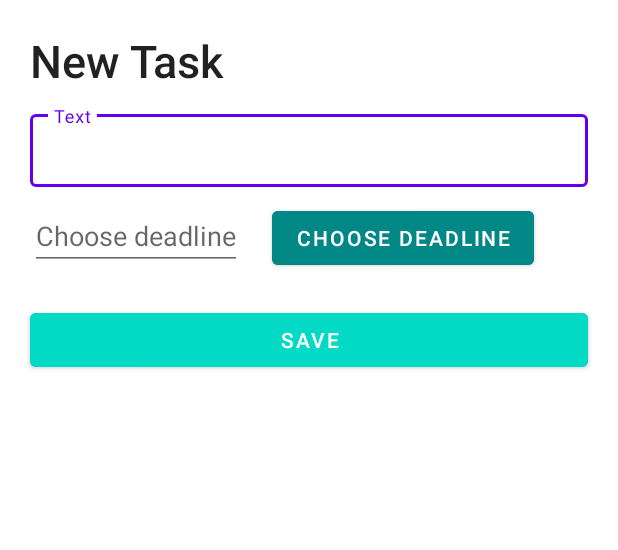
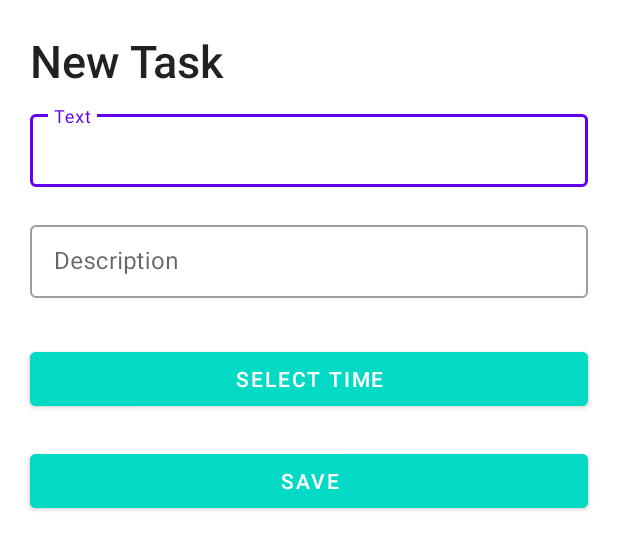
Before and after one commit to Nuriua/ToDoList, an Android app: the layout fragment_new_task_sheet.xml on its own in the app's theme, with its tools: preview values and no code run, on a phone screen of 412 x 824 dp. Shown: the top 550 px of the screen. Run offline under Robolectric (Android 15) with nearby library versions, the phone set to English and light mode, and no system bars.

Commit message:
todoviewmodel modified

```diff
--- a/app/src/main/res/layout/fragment_new_task_sheet.xml
+++ b/app/src/main/res/layout/fragment_new_task_sheet.xml
@@ -31,57 +31,30 @@
 
     </com.google.android.material.textfield.TextInputLayout>
 
-<!--    <LinearLayout-->
-<!--        android:layout_width="match_parent"-->
-<!--        android:layout_height="wrap_content"-->
-<!--        android:layout_marginStart="20dp"-->
-<!--        android:layout_marginTop="10dp"-->
-<!--        android:layout_marginEnd="20dp">-->
-<!--        <TextView-->
-<!--            android:layout_width="wrap_content"-->
-<!--            android:layout_height="match_parent"-->
-<!--            android:text="Importance"-->
-<!--            android:textColor="@color/black"-->
-<!--            android:textSize="18sp"/>-->
-
-<!--        <Spinner-->
-<!--            android:id="@+id/prioritySpinner"-->
-<!--            android:layout_width="match_parent"-->
-<!--            android:layout_height="match_parent"-->
-<!--            android:layout_marginTop="16dp"-->
-<!--            android:layout_marginStart="26dp"-->
-<!--            android:layout_marginEnd="16dp"-->
-<!--            android:layout_marginBottom="16dp"-->
-<!--            android:entries="@array/priority_array"-->
-<!--            android:spinnerMode="dropdown"-->
-<!--            android:prompt="@string/priority_prompt"-->
-<!--            android:layout_gravity="right"-->
-<!--            android:gravity="center"-->
-<!--            android:layoutDirection="locale"-->
-<!--            android:textAlignment="center" />-->
-<!--    </LinearLayout>-->
-
-    <LinearLayout
+    <com.google.android.material.textfield.TextInputLayout
+        style="@style/Widget.MaterialComponents.TextInputLayout.OutlinedBox.Dense"
         android:layout_width="match_parent"
         android:layout_height="wrap_content"
-        android:layout_marginStart="20dp"
-        android:layout_marginEnd="20dp">
-        <EditText
-            android:id="@+id/deadlineEditText"
-            android:layout_width="wrap_content"
-            android:layout_height="wrap_content"
-            android:hint="Choose deadline"
-            android:onClick="showDatePickerDialog" />
+        android:layout_marginVertical="10dp"
+        android:layout_marginHorizontal="20dp">
 
-        <Button
-            android:layout_width="wrap_content"
-            android:layout_height="wrap_content"
-            android:layout_marginStart="20dp"
-            android:layout_marginEnd="20dp"
-            android:text="Choose deadline"
-            android:onClick="showDatePickerDialog"
-            android:backgroundTint="@color/teal_700"/>
-    </LinearLayout>
+        <com.google.android.material.textfield.TextInputEditText
+            android:layout_width="match_parent"
+            android:layout_height="match_parent"
+            android:id="@+id/desc"
+            android:hint="Description"/>
+
+    </com.google.android.material.textfield.TextInputLayout>
+
+    <com.google.android.material.button.MaterialButton
+        android:id="@+id/timePickerButton"
+        android:layout_width="match_parent"
+        android:layout_height="wrap_content"
+        android:layout_gravity="center"
+        android:layout_marginHorizontal="20dp"
+        android:backgroundTint="@color/teal_200"
+        android:layout_marginTop="20dp"
+        android:text="Select Time"/>
 
     <com.google.android.material.button.MaterialButton
         android:id="@+id/saveButton"
```
Also changed, not shown: app/src/main/java/com/selva/todolist/NewTaskSheet.kt (+25 -7 lines).
